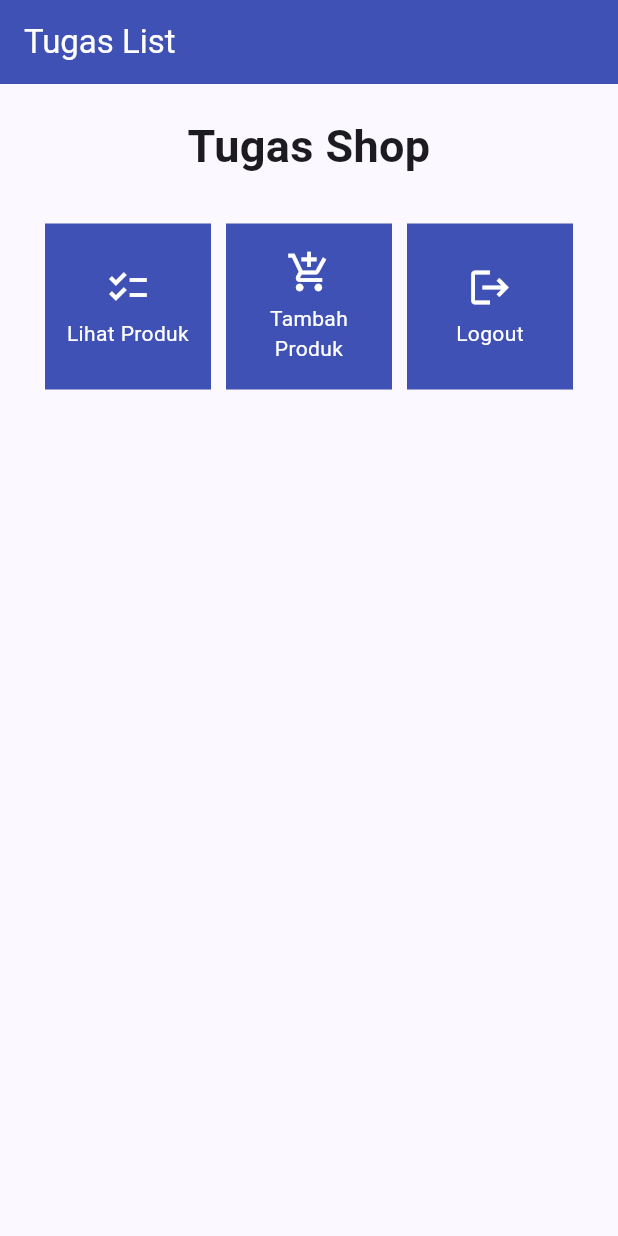
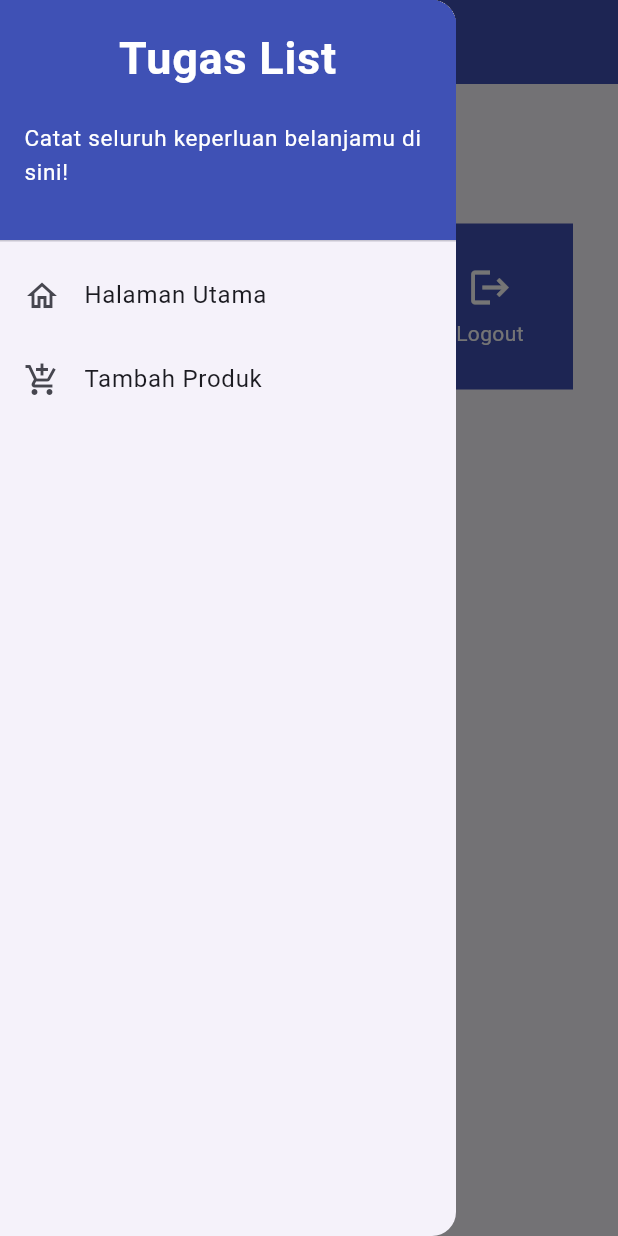
Before and after one commit to irsyadfadh/TugasList-mobile, a Flutter app: the screen it shows after launch, with the side drawer open (before the commit the screen has no drawer), on a phone screen of 412 x 824 dp. Run offline on Flutter 3.47's test engine with Material 2 defaults, Android fonts, the light colour scheme and no system bars.

Commit message:
Tugas 8 Selesai

```diff
--- a/lib/main.dart
+++ b/lib/main.dart
@@ -1,5 +1,5 @@
 import 'package:flutter/material.dart';
-import 'package:tugas_list/menu.dart';
+import 'package:tugas_list/screens/menu.dart';
 void main() {
   runApp(const MyApp());
 }
--- a/lib/menu.dart
+++ b/lib/screens/menu.dart
@@ -1,4 +1,7 @@
 import 'package:flutter/material.dart';
+import 'package:tugas_list/widgets/left_drawer.dart';
+import 'package:tugas_list/widgets/shop_card.dart';
+
 class MyHomePage extends StatelessWidget {
     MyHomePage({Key? key}) : super(key: key);
     final List<ShopItem> items = [
@@ -17,6 +20,7 @@
         backgroundColor: Colors.indigo,
         foregroundColor: Colors.white,
       ),
+      drawer: const LeftDrawer(),
       body: SingleChildScrollView(
         // Widget wrapper yang dapat discroll
         child: Padding(
@@ -57,54 +61,3 @@
     );
     }
 }
-class ShopItem {
-  final String name;
-  final IconData icon;
-
-  ShopItem(this.name, this.icon);
-}
-
-class ShopCard extends StatelessWidget {
-  final ShopItem item;
-
-  const ShopCard(this.item, {super.key}); // Constructor
-
-  @override
-  Widget build(BuildContext context) {
-    return Material(
-      color: Colors.indigo,
-      child: InkWell(
-        // Area responsive terhadap sentuhan
-        onTap: () {
-          // Memunculkan SnackBar ketika diklik
-          ScaffoldMessenger.of(context)
-            ..hideCurrentSnackBar()
-            ..showSnackBar(SnackBar(
-                content: Text("Kamu telah menekan tombol ${item.name}!")));
-        },
-        child: Container(
-          // Container untuk menyimpan Icon dan Text
-          padding: const EdgeInsets.all(8),
-          child: Center(
-            child: Column(
-              mainAxisAlignment: MainAxisAlignment.center,
-              children: [
-                Icon(
-                  item.icon,
-                  color: Colors.white,
-                  size: 30.0,
-                ),
-                const Padding(padding: EdgeInsets.all(3)),
-                Text(
-                  item.name,
-                  textAlign: TextAlign.center,
-                  style: const TextStyle(color: Colors.white),
-                ),
-              ],
-            ),
-          ),
-        ),
-      ),
-    );
-  }
-}
--- /dev/null
+++ b/lib/widgets/left_drawer.dart
@@ -0,0 +1,70 @@
+import 'package:flutter/material.dart';
+import 'package:tugas_list/screens/shoplist_form.dart';
+
+import 'package:tugas_list/screens/menu.dart';
+// TODO: Impor halaman ShopFormPage jika sudah dibuat
+class LeftDrawer extends StatelessWidget {
+  const LeftDrawer({super.key});
+
+  @override
+  Widget build(BuildContext context) {
+    return Drawer(
+      child: ListView(
+        children: [
+          const DrawerHeader(
+            decoration: BoxDecoration(
+              color: Colors.indigo,
+            ),
+            child: Column(
+              children: [
+                Text(
+                  'Tugas List',
+                  textAlign: TextAlign.center,
+                  style: TextStyle(
+                    fontSize: 30,
+                    fontWeight: FontWeight.bold,
+                    color: Colors.white,
+                  ),
+                ),
+                Padding(padding: EdgeInsets.all(10)),
+                Text("Catat seluruh keperluan belanjamu di sini!",
+                    style: TextStyle(
+                      fontSize: 15,
+                      color: Colors.white,
+                      fontWeight: FontWeight.normal,
+                    ),
+                    // TODO: Tambahkan gaya teks dengan center alignment, font ukuran 15, warna putih, dan weight biasa
+                    ),
+              ],
+            ),
+          ),
+          ListTile(
+            leading: const Icon(Icons.home_outlined),
+            title: const Text('Halaman Utama'),
+            // Bagian redirection ke MyHomePage
+            onTap: () {
+              Navigator.pushReplacement(
+                  context,
+                  MaterialPageRoute(
+                    builder: (context) => MyHomePage(),
+                  ));
+            },
+          ),
+          ListTile(
+            leading: const Icon(Icons.add_shopping_cart),
+            title: const Text('Tambah Produk'),
+            // Bagian redirection ke ShopFormPage
+            onTap: () {
+              Navigator.push(
+                context,
+                MaterialPageRoute(
+                  builder: (context) => ShopFormPage(),
+                ),
+              );
+            },
+          ),
+        ],
+      ),
+    );
+  }
+}
--- /dev/null
+++ b/lib/widgets/shop_card.dart
@@ -0,0 +1,63 @@
+import 'package:flutter/material.dart';
+import 'package:tugas_list/screens/menu.dart';
+import 'package:tugas_list/screens/shoplist_form.dart';
+
+
+class ShopItem {
+  final String name;
+  final IconData icon;
+
+  ShopItem(this.name, this.icon);
+}
+
+class ShopCard extends StatelessWidget {
+  final ShopItem item;
+
+  const ShopCard(this.item, {super.key}); // Constructor
+
+  @override
+  Widget build(BuildContext context) {
+    return Material(
+      color: Colors.indigo,
+      child: InkWell(
+        // Area responsive terhadap sentuhan
+        onTap: () {
+          // Memunculkan SnackBar ketika diklik
+          ScaffoldMessenger.of(context)
+            ..hideCurrentSnackBar()
+            ..showSnackBar(SnackBar(
+                content: Text("Kamu telah menekan tombol ${item.name}!")));
+          // Navigate ke route yang sesuai (tergantung jenis tombol)
+          if (item.name == "Tambah Produk") {
+            Navigator.push(
+              context,
+              MaterialPageRoute(builder: (context) => ShopFormPage()),
+            );
+          }
+        },
+        child: Container(
+          // Container untuk menyimpan Icon dan Text
+          padding: const EdgeInsets.all(8),
+          child: Center(
+            child: Column(
+              mainAxisAlignment: MainAxisAlignment.center,
+              children: [
+                Icon(
+                  item.icon,
+                  color: Colors.white,
+                  size: 30.0,
+                ),
+                const Padding(padding: EdgeInsets.all(3)),
+                Text(
+                  item.name,
+                  textAlign: TextAlign.center,
+                  style: const TextStyle(color: Colors.white),
+                ),
+              ],
+            ),
+          ),
+        ),
+      ),
+    );
+  }
+}
```
Also changed, not shown: lib/screens/shoplist_form.dart (added, +163 -0 lines), 1 other file.
